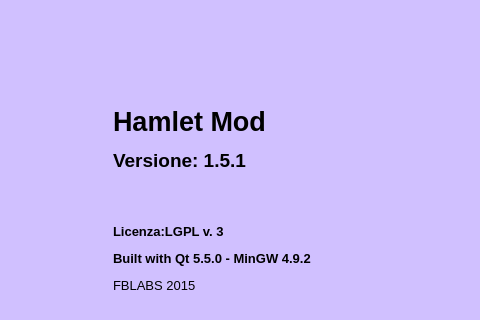
Above: mainwindow.ui from fblabs/hamlet-mod-sancon before the change; both pictures show x 230 to 710 and y 102 to 422 of the 979 by 768 pixel window. Below: the same form after it.
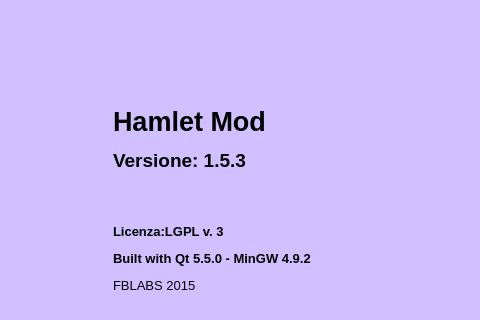
That is the form after the change. Icons and pictures are not drawn.

Diff of the .ui file:
```diff
--- a/mainwindow.ui
+++ b/mainwindow.ui
@@ -938,7 +938,7 @@
          </palette>
         </property>
         <property name="text">
-         <string>&lt;html&gt;&lt;head/&gt;&lt;body&gt;&lt;p&gt;&lt;span style=&quot; font-size:20pt; font-weight:600;&quot;&gt;Hamlet Mod&lt;/span&gt;&lt;/p&gt;&lt;p&gt;&lt;span style=&quot; font-size:14pt; font-weight:600;&quot;&gt;Versione: 1.5.1&lt;/span&gt;&lt;/p&gt;&lt;p&gt;&lt;br/&gt;&lt;/p&gt;&lt;p&gt;&lt;span style=&quot; font-size:10pt; font-weight:600;&quot;&gt;Licenza:LGPL v. 3&lt;/span&gt;&lt;/p&gt;&lt;p&gt;&lt;span style=&quot; font-size:10pt; font-weight:600;&quot;&gt;Built with Qt 5.5.0 - MinGW 4.9.2&lt;/span&gt;&lt;/p&gt;&lt;p&gt;&lt;span style=&quot; font-size:10pt;&quot;&gt;FBLABS 2015&lt;/span&gt;&lt;/p&gt;&lt;/body&gt;&lt;/html&gt;</string>
+         <string>&lt;html&gt;&lt;head/&gt;&lt;body&gt;&lt;p&gt;&lt;span style=&quot; font-size:20pt; font-weight:600;&quot;&gt;Hamlet Mod&lt;/span&gt;&lt;/p&gt;&lt;p&gt;&lt;span style=&quot; font-size:14pt; font-weight:600;&quot;&gt;Versione: 1.5.3&lt;/span&gt;&lt;/p&gt;&lt;p&gt;&lt;br/&gt;&lt;/p&gt;&lt;p&gt;&lt;span style=&quot; font-size:10pt; font-weight:600;&quot;&gt;Licenza:LGPL v. 3&lt;/span&gt;&lt;/p&gt;&lt;p&gt;&lt;span style=&quot; font-size:10pt; font-weight:600;&quot;&gt;Built with Qt 5.5.0 - MinGW 4.9.2&lt;/span&gt;&lt;/p&gt;&lt;p&gt;&lt;span style=&quot; font-size:10pt;&quot;&gt;FBLABS 2015&lt;/span&gt;&lt;/p&gt;&lt;/body&gt;&lt;/html&gt;</string>
         </property>
         <property name="scaledContents">
          <bool>true</bool>
```
Left out of the diff: 44 changed lines with no effect on the pictures.
